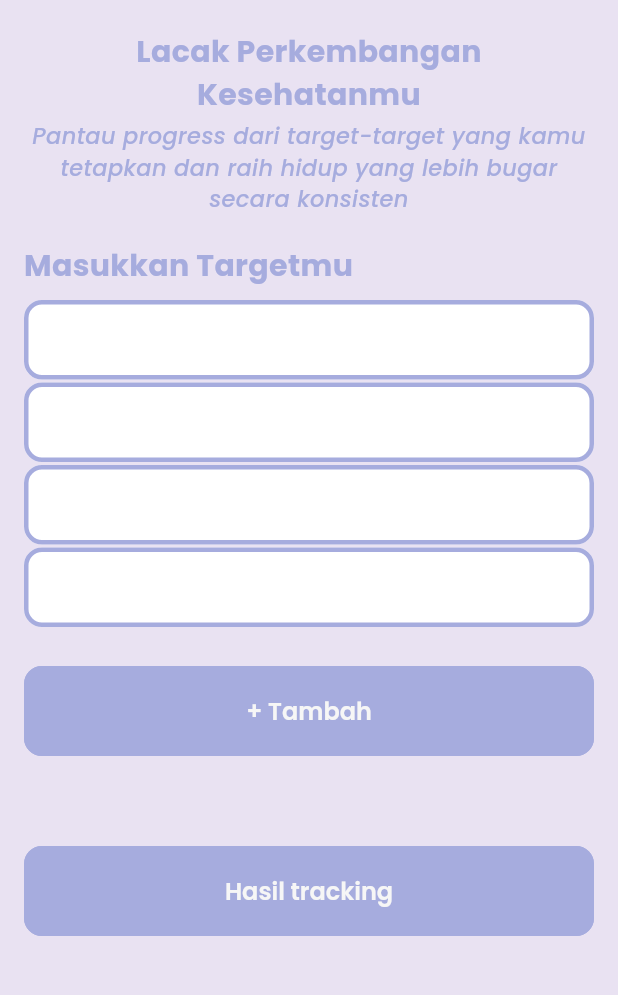
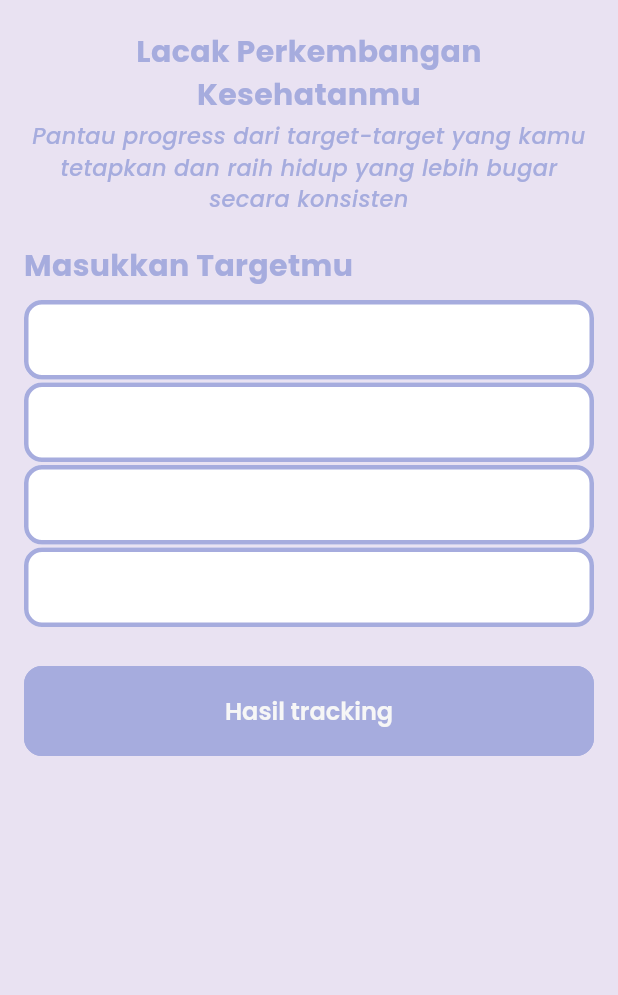
Before and after one commit to kharismafajar23/hidup-fit, a Flutter app: the TargetView screen opened by its route, on a phone screen of 412 x 824 dp, the part 96-1091 px from its top. Run offline on Flutter 3.47's test engine with Material 3 defaults, Android fonts, the phone set to English and light mode, and no system bars; our stand-ins replace fl_chart, get, get_storage, logger, sqflite; accounts and stored records are empty.

Commit message:
Menghilangkan fitur tambah

```diff
--- a/lib/pages/target/views/target_view.dart
+++ b/lib/pages/target/views/target_view.dart
@@ -44,13 +44,6 @@ class TargetView extends GetView<TargetController> {
           SizedBox(
             width: MyDeviceUtils.getScreenWidth(context),
             child: ElevatedButton(
-              onPressed: () {},
-              child: Text('+ Tambah'),
-            ),
-          ).marginOnly(bottom: 60),
-          SizedBox(
-            width: MyDeviceUtils.getScreenWidth(context),
-            child: ElevatedButton(
               onPressed: () {
                 Get.toNamed(AppRoutes.hasil);
               },
```
Also changed, not shown: pubspec.lock.
